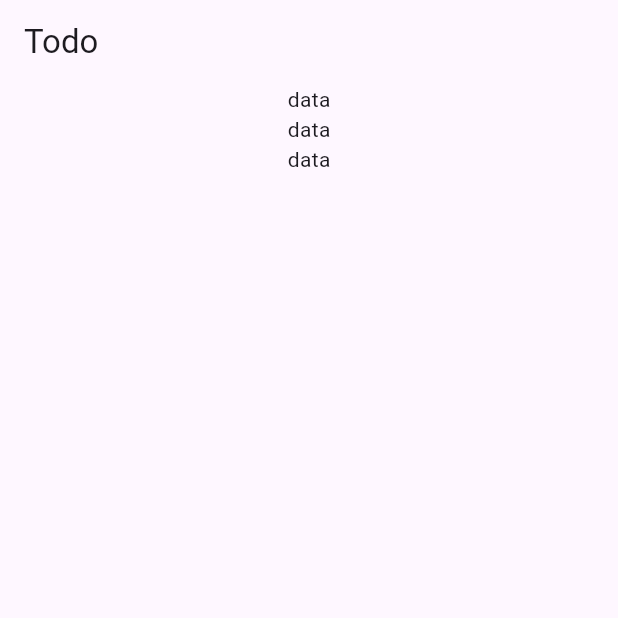
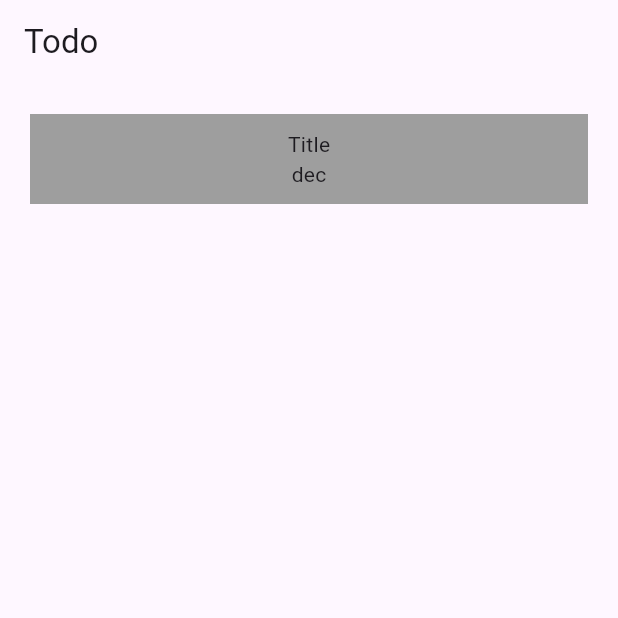
Before and after one commit to dinethsiriwardana/My-First-App, a Flutter app: the screen it shows after launch, on a phone screen of 412 x 824 dp, the top half of it. Run offline on Flutter 3.47's test engine with Material 3 defaults, Android fonts, the phone set to English and light mode, and no system bars.

Commit message:
Update main.dart

```diff
--- a/lib/main.dart
+++ b/lib/main.dart
@@ -15,11 +15,24 @@ class MyApp extends StatelessWidget {
         primarySwatch: Colors.blue,
         visualDensity: VisualDensity.adaptivePlatformDensity,
       ),
-
       home: Scaffold(
         appBar: AppBar(title: Text("Todo")),
         body: Center(
-          child: Column(children: [Text("data"), Text("data"), Text("data")]),
+          child: Column(children: [
+            Container(
+              padding: EdgeInsets.all(10),
+              margin: EdgeInsets.all(20),
+              width: double.infinity,
+              height: 60,
+              decoration: BoxDecoration(color: Colors.grey),
+              child: Column(
+                children: [
+                  Text("Title"),
+                  Text("dec"),
+                ],
+              ),
+            )
+          ]),
         ),
       ),
     );
```
